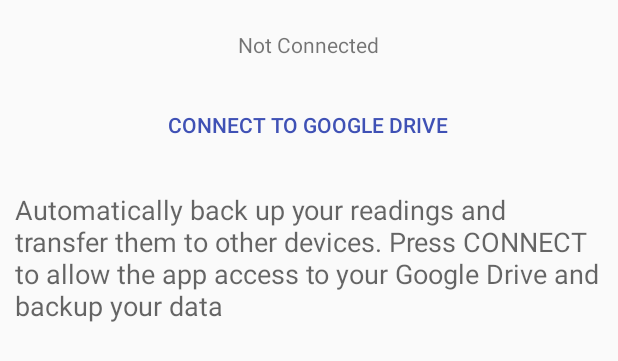
After one commit to PigDogBay/WeightTracker-Android, an Android app: the layout fragment_upgrade.xml on its own in the app's theme, with its tools: preview values and no code run, on a phone screen of 412 x 824 dp. The commit adds this screen. Shown: the top 361 px of the screen. Run offline under Robolectric (Android 15) with nearby library versions, the phone set to English and light mode, and no system bars.

Commit message:
New Upgrade fragment to connect to googe drive

```diff
--- /dev/null
+++ b/pro/src/main/res/layout/fragment_upgrade.xml
@@ -0,0 +1,36 @@
+<LinearLayout xmlns:android="http://schemas.android.com/apk/res/android"
+              xmlns:tools="http://schemas.android.com/tools"
+              android:layout_width="match_parent"
+              android:layout_height="match_parent"
+              android:orientation="vertical"
+              tools:context="com.pigdogbay.weighttrackerpro.UpgradeFragment">
+
+    <TextView
+        android:id="@+id/upgradeStatus"
+        android:layout_width="wrap_content"
+        android:layout_height="wrap_content"
+        android:layout_gravity="center_horizontal"
+        android:layout_marginBottom="10dp"
+        android:layout_marginTop="20dp"
+        android:text="@string/connect_status_not_connected"
+        />
+
+    <Button
+        android:id="@+id/upgradeConnectBtn"
+        style="@style/DriveButton"
+        android:text="@string/connect_connect_button"
+        android:theme="@style/MaterialButton"/>
+
+    <TextView
+        android:id="@+id/upgradeInformationText"
+        android:layout_width="wrap_content"
+        android:layout_height="wrap_content"
+        android:layout_gravity="center_horizontal"
+        android:layout_marginLeft="10dp"
+        android:layout_marginRight="10dp"
+        android:layout_marginTop="10dp"
+        android:text="@string/upgrade_help_text"
+        android:textAppearance="?android:attr/textAppearanceMedium"/>
+
+
+</LinearLayout>
--- a/pro/src/main/res/values/strings.xml
+++ b/pro/src/main/res/values/strings.xml
@@ -314,5 +314,6 @@ http://www.pigdogbay.com<br/>
     <string name="connect_restore_help_text">Connected to Google Drive.\nPress RESTORE to retrieve any previous readings</string>
     <string name="drive_status_connected">Connected</string>
     <string name="connect_restore_button">Restore Readings</string>
-
+    <string name="upgrade_help_text">Automatically back up your readings and transfer them to other devices. Press CONNECT to allow the app access to your Google Drive and backup your data</string>
+    <string name="title_upgrade">Upgrade</string>
 </resources>
```
Also changed, not shown: pro/src/main/java/com/pigdogbay/weightrecorder/utils/SharedDriveFragmentCode.java (+20 -1 lines), pro/src/main/java/com/pigdogbay/weighttrackerpro/MainActivity.java (+20 -0 lines), pro/src/main/java/com/pigdogbay/weighttrackerpro/UpgradeFragment.java (added, +79 -0 lines).
